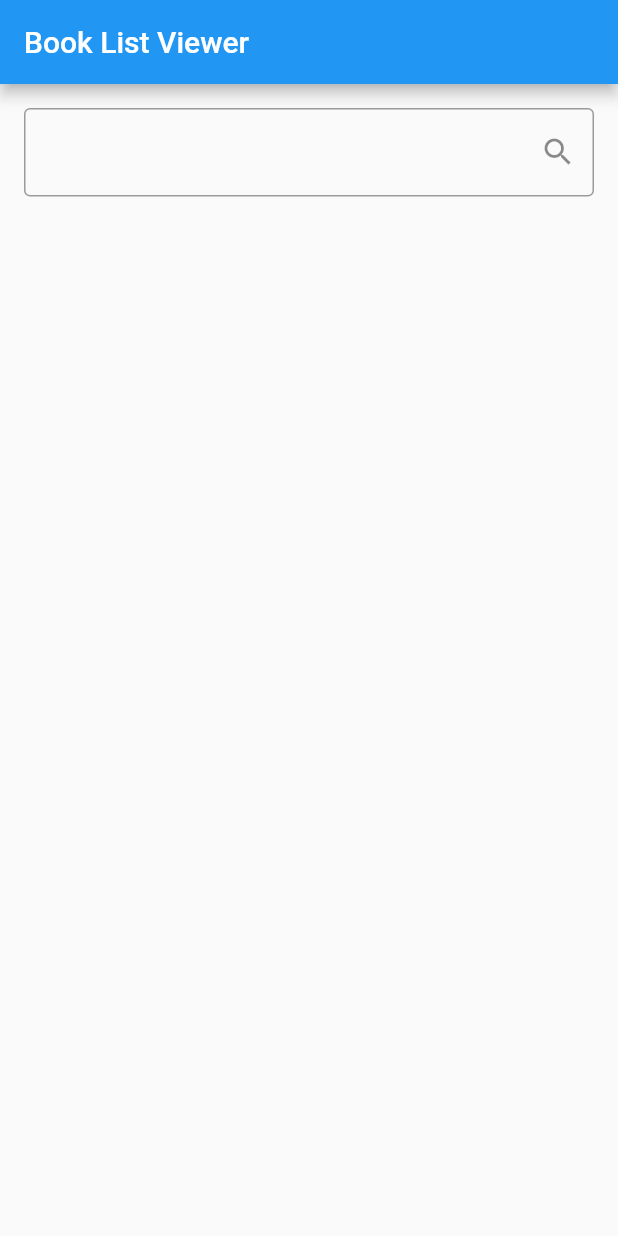
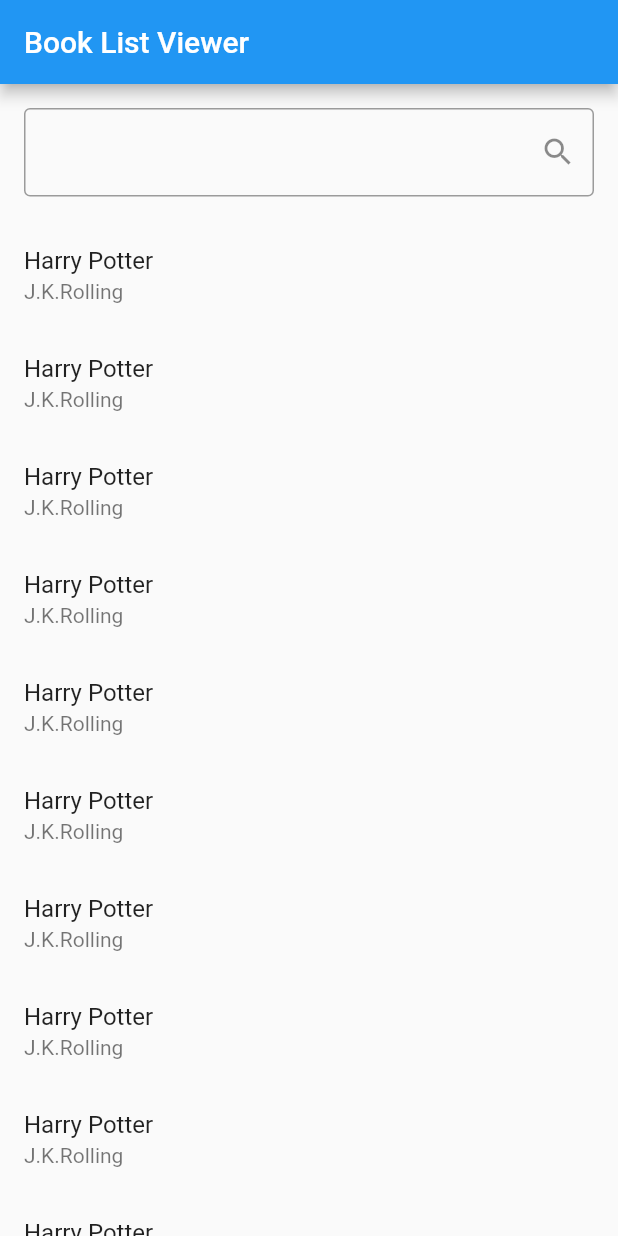
Before and after one commit to DilankaLaknath/Flutter, a Flutter app: the screen it shows after launch, on a phone screen of 412 x 824 dp. Run offline on Flutter 3.47's test engine with Material 2 defaults, Android fonts, the phone set to English and light mode, and no system bars.

Commit message:
add book widget with for loop

```diff
--- a/flutter_application_1/lib/main.dart
+++ b/flutter_application_1/lib/main.dart
@@ -25,7 +25,13 @@ return MaterialApp(
                       suffixIcon: Icon(Icons.search),
                     ),
                   ),
-                )
+                ),
+                for (int i = 0; i <10; i++)
+                  ListTile(
+                    title: Text("Harry Potter"),
+                    subtitle: Text("J.K.Rolling"),
+                    // leading: Image.network(''),
+                  )
               ],
     			),
   		),
```
